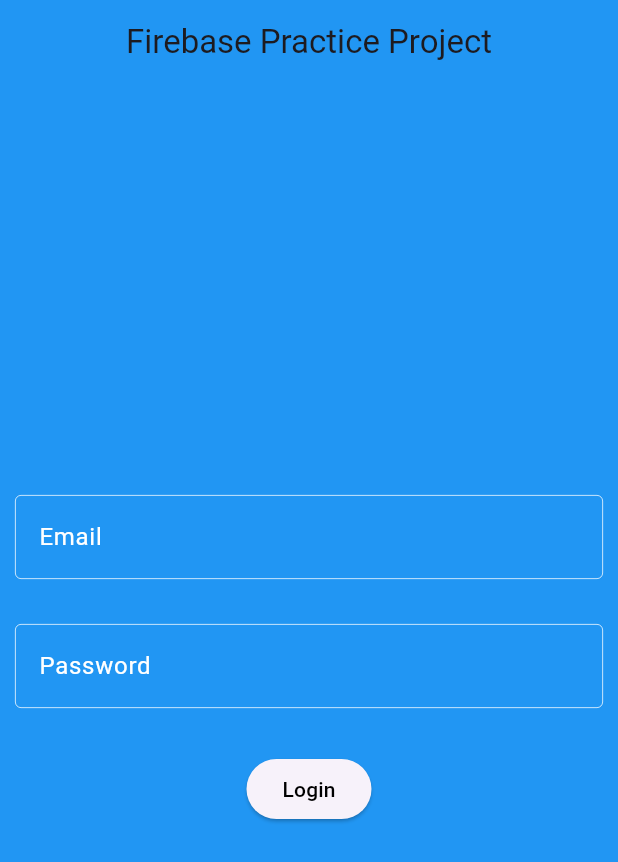
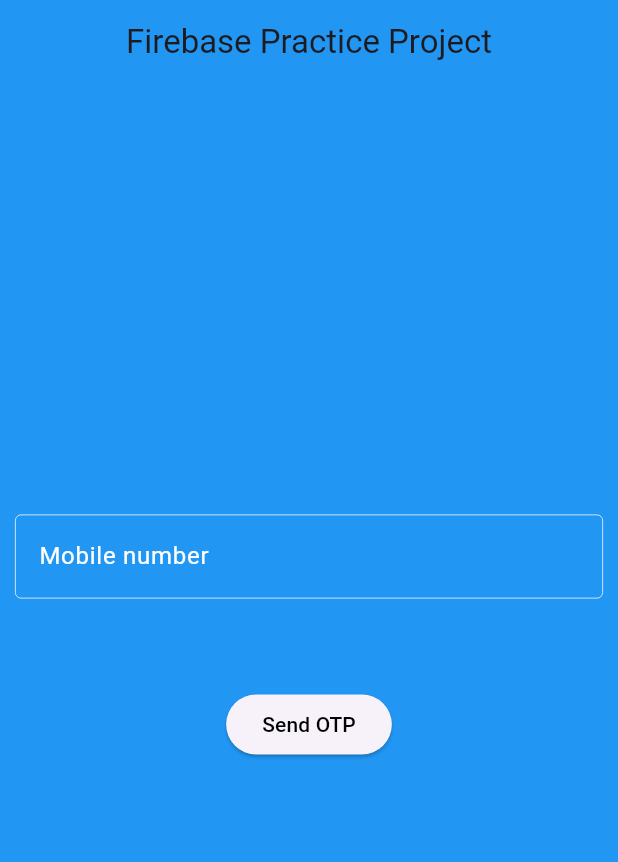
Before and after one commit to abhisheksaxena85/firebase_practice, a Flutter app: the screen it shows after launch, on a phone screen of 412 x 824 dp. Shown: the top 862 px of the screen. Run offline on Flutter 3.47's test engine with Material 3 defaults, Android fonts, the phone set to English and light mode, and no system bars; our stand-ins replace firebase_auth, firebase_core; accounts and stored records are empty.

Commit message:
Firebase PhoneNumber Auth with OTP

```diff
--- a/lib/HomePage.dart
+++ b/lib/HomePage.dart
@@ -1,6 +1,6 @@
+import 'dart:developer';
 import 'package:firebase_auth/firebase_auth.dart';
 import 'package:firebase_practice/user_page.dart';
-import 'package:flutter/foundation.dart';
 import 'package:flutter/material.dart';
 
 class HomePage extends StatefulWidget {
@@ -10,8 +10,9 @@
 
 class HomePageState extends State<HomePage> {
 
-  TextEditingController emailController = TextEditingController();
-  TextEditingController passwordController = TextEditingController();
+  TextEditingController mobileController = TextEditingController();
+  late String ID;
+  bool isSendOtpClicked = false;
 
   @override
   Widget build(BuildContext context) {
@@ -31,9 +32,9 @@
             mainAxisAlignment: MainAxisAlignment.center,
             crossAxisAlignment: CrossAxisAlignment.center,
             children: [
-              //Email
+              //mobile
               TextField(
-                controller: emailController,
+                controller: mobileController,
                 decoration: const InputDecoration(
                     enabledBorder: OutlineInputBorder(
                         borderSide: BorderSide(
@@ -47,7 +48,7 @@
                           width: 1.5,
                         )
                     ),
-                  hintText: "Email",
+                  hintText: "Mobile number",
                   hintStyle: TextStyle(color: Colors.white),
                 ),
                 cursorColor: Colors.white,
@@ -56,52 +57,43 @@
 
               const SizedBox(height: 30,),
 
-              //Password
-              TextField(
-                controller: passwordController,
-                decoration: const InputDecoration(
-                  enabledBorder: OutlineInputBorder(
-                      borderSide: BorderSide(
-                        color: Colors.white,
-                        width: 0.5,
-                      )
-                  ),
-                  focusedBorder: OutlineInputBorder(
-                      borderSide: BorderSide(
-                        color: Colors.white,
-                        width: 1.5,
-                      )
-                  ),
-                  hintText: "Password",
-                  hintStyle: TextStyle(color: Colors.white),
-                ),
-                cursorColor: Colors.white,
-                style:const TextStyle(color: Colors.white),
-              ),
+
 
               const SizedBox(height: 30,),
 
-              ElevatedButton(onPressed: (){
-                String email = emailController.text.toString().trim();
-                String password = passwordController.text.toString().trim();
+              ElevatedButton(onPressed:isSendOtpClicked?(){}:(){
+                String mobile = "+91${mobileController.text.toString().trim()}";
+                sendOTP(mobile);
+              }, child: isSendOtpClicked? const CircularProgressIndicator(color: Colors.black,) :const Text("Send OTP",style: TextStyle(color: Colors.black),)),
 
-                onLoginPressed(email, password);
-              }, child: const Text("Login",style: TextStyle(color: Colors.black),))
+              const SizedBox(height: 30,),
             ],
           )),
     );
   }
 
-  void onLoginPressed(String email, String password)async{
-    try{
-      UserCredential credential = await FirebaseAuth.instance.signInWithEmailAndPassword(email: email, password: password);
-      Navigator.push(context, MaterialPageRoute(builder: (context)=> UserPage(credential: credential)));
-      print("Login Successful");
-    }catch(e){
-      print("Login Failed");
-      if (kDebugMode) {
-        print("User Creation Exception $e");
-      }
-    }
+
+
+  void sendOTP(String mobile)async{
+    setState(()=> isSendOtpClicked = true);
+    FirebaseAuth.instance.verifyPhoneNumber(
+        phoneNumber: mobile,
+        codeSent: (verificationid,resendToken){
+          log('Code Sent $verificationid');
+          setState(()=> isSendOtpClicked = false);
+          Navigator.push(context, MaterialPageRoute(builder: (context)=> UserPage(verificationID: verificationid)));
+        },
+        verificationCompleted: (phoneAuthCredential) {
+          log(phoneAuthCredential.smsCode.toString());
+        },
+        verificationFailed: (error) {
+          log(error.code.toString());
+        },
+        codeAutoRetrievalTimeout: (verificationId) {
+
+        },
+        timeout: const Duration(seconds: 10)
+    );
+
   }
 }
--- a/pubspec.yaml
+++ b/pubspec.yaml
@@ -38,6 +38,7 @@
   firebase_core: ^3.1.1
   firebase_auth: ^5.1.1
   email_validator: ^3.0.0
+  cloud_firestore: ^5.1.0
 
 dev_dependencies:
   flutter_test:
```
Also changed, not shown: lib/main.dart (+29 -4 lines), lib/user_page.dart (+54 -8 lines), pubspec.lock, 3 other files.
